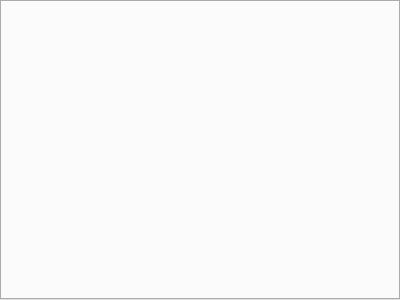
Before: the Qt Designer form logsdisplay.ui in ratelware/logan, drawn with Qt 5.
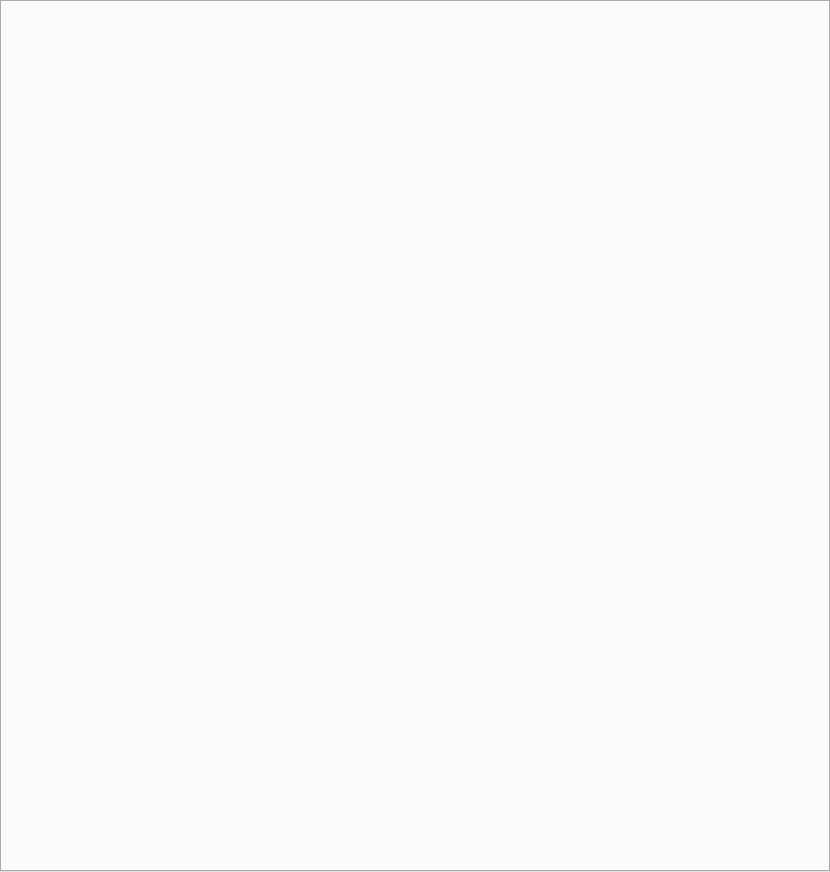
After: the same form once the commit is applied.

```diff
--- a/logsdisplay.ui
+++ b/logsdisplay.ui
@@ -6,10 +6,16 @@
    <rect>
     <x>0</x>
     <y>0</y>
-    <width>400</width>
-    <height>300</height>
+    <width>830</width>
+    <height>872</height>
    </rect>
   </property>
+  <property name="sizePolicy">
+   <sizepolicy hsizetype="Expanding" vsizetype="Expanding">
+    <horstretch>2</horstretch>
+    <verstretch>2</verstretch>
+   </sizepolicy>
+  </property>
   <property name="windowTitle">
    <string>TabWidget</string>
   </property>
```
Lines whose indentation alone changed are shown as unchanged.
